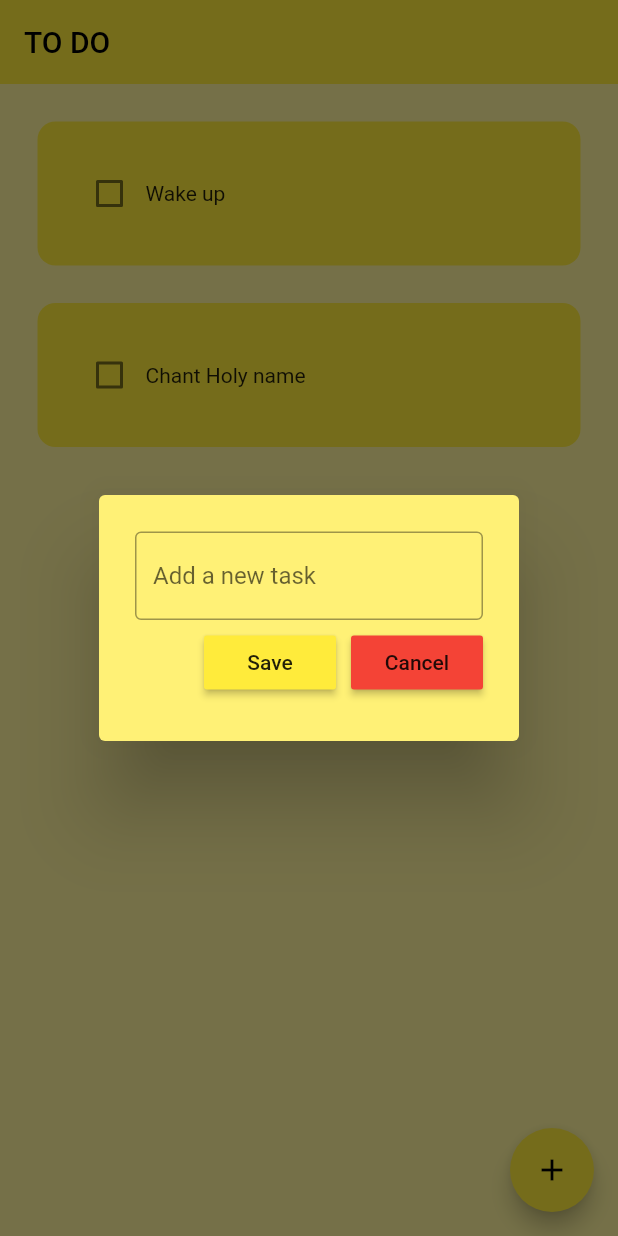
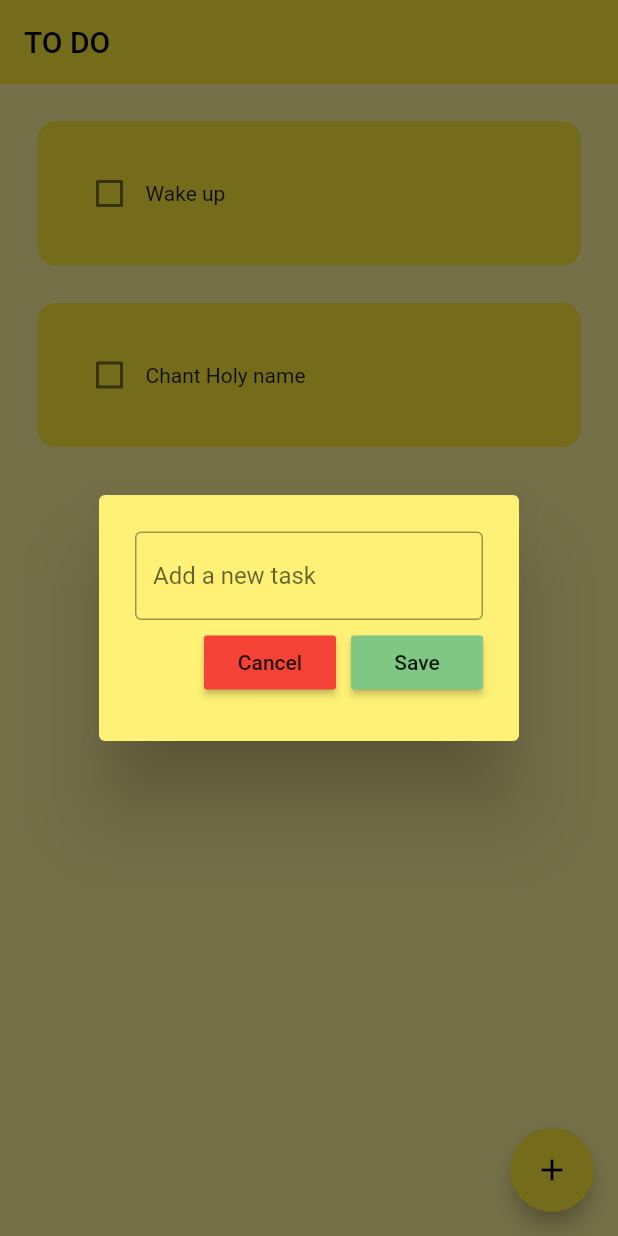
Before and after one commit to tilakpoudel/todo_app, a Flutter app: the screen it shows after launch, after a tap on the "add" icon, on a phone screen of 412 x 824 dp. Run offline on Flutter 3.47's test engine with Material 2 defaults, Android fonts, the phone set to English and light mode, and no system bars; drawn by our look-alikes of flutter_slidable; our stand-ins replace hive_flutter; accounts and stored records are empty.

Commit message:
feat: Add edit button

```diff
--- a/lib/util/dialog_box.dart
+++ b/lib/util/dialog_box.dart
@@ -2,7 +2,7 @@ import 'package:flutter/material.dart';
 import 'package:todo_app/util/my_button.dart';
 
 class DialogBox extends StatelessWidget {
-  final controller;
+  final TextEditingController controller;
   final VoidCallback onSave;
   final VoidCallback onCancel;
 
@@ -34,21 +34,22 @@ class DialogBox extends StatelessWidget {
             Row(
               mainAxisAlignment: MainAxisAlignment.end,
               children: [
-                // save
+                //cancel
                 MyButton(
-                    text: "Save",
-                    color: Theme.of(context).primaryColor,
-                    onPressed: onSave),
+                  text: "Cancel",
+                  color: Colors.red,
+                  onPressed: onCancel,
+                ),
 
                 const SizedBox(
                   width: 10,
                 ),
 
-                //cancel
+                // save
                 MyButton(
-                  text: "Cancel",
-                  color: Colors.red,
-                  onPressed: onCancel,
+                  text: "Save",
+                  color: Colors.green.shade300,
+                  onPressed: onSave,
                 ),
               ],
             )
--- a/lib/util/todo_tile.dart
+++ b/lib/util/todo_tile.dart
@@ -6,6 +6,7 @@ class ToDoTile extends StatelessWidget {
   final bool taskCompleted;
   final Function(bool?)? onChanged;
   final Function(BuildContext)? deleteFunction;
+  final Function(BuildContext)? editFunction;
 
   const ToDoTile({
     super.key,
@@ -13,6 +14,7 @@ class ToDoTile extends StatelessWidget {
     required this.taskCompleted,
     required this.onChanged,
     required this.deleteFunction,
+    required this.editFunction,
   });
 
   @override
@@ -20,14 +22,26 @@ class ToDoTile extends StatelessWidget {
     return Padding(
       padding: const EdgeInsets.only(left: 25.0, right: 25.0, top: 25),
       child: Slidable(
-        endActionPane: ActionPane(motion: const StretchMotion(), children: [
+        endActionPane: ActionPane(
+          motion: const StretchMotion(),
+          children: [
+            SlidableAction(
+              onPressed: editFunction,
+              backgroundColor: Colors.green.shade300,
+              foregroundColor: Colors.white,
+              icon: Icons.edit,
+              label: 'Edit',
+              borderRadius: BorderRadius.circular(12),
+            ),
             SlidableAction(
               onPressed: deleteFunction,
               icon: Icons.delete,
               backgroundColor: Colors.red.shade300,
               borderRadius: BorderRadius.circular(12),
+              label: 'Delete',
             ),
-        ]),
+          ],
+        ),
         child: Container(
           padding: const EdgeInsets.all(24),
           decoration: BoxDecoration(
```
Also changed, not shown: lib/pages/home_page.dart (+28 -0 lines), lib/main.dart (line endings or trailing spaces). Lines whose indentation alone changed are shown as unchanged.
